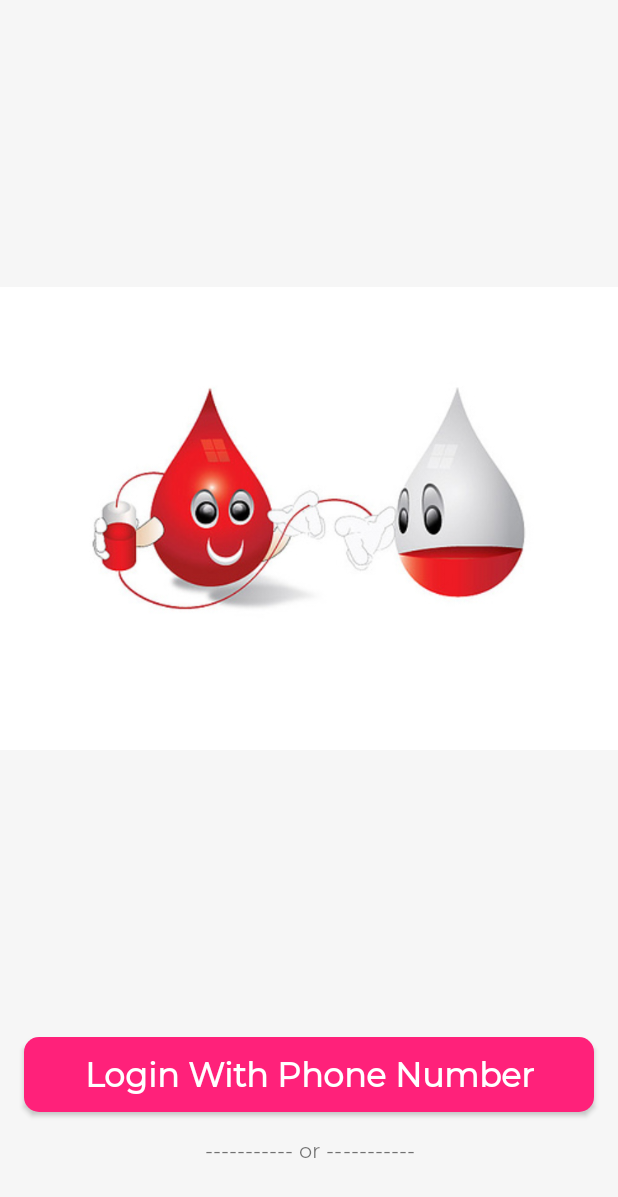
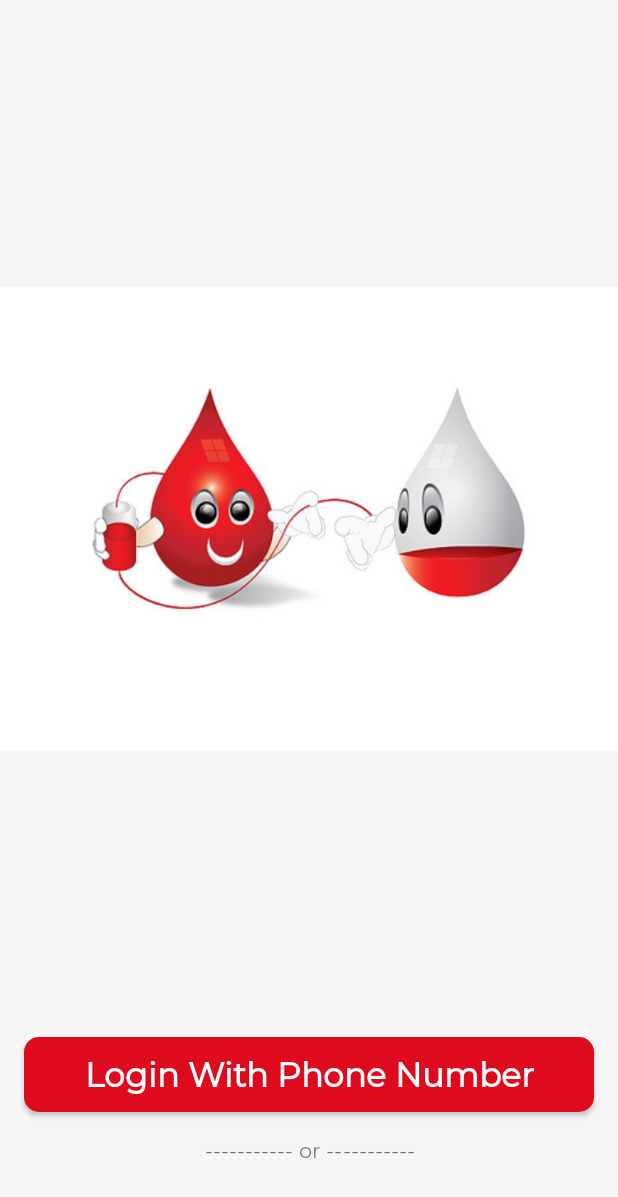
Before and after one commit to asim23663/Blood_Donation, an Android app: the MainActivity screen opened directly, with no data from a screen before it, on a phone screen of 412 x 824 dp. Shown: the top 1197 px of the screen. Run offline under Robolectric (Android 15) with nearby library versions, the phone set to English and light mode, and no system bars; our stand-ins replace Firebase (no records; nobody signed in at launch, a user with empty details on screens opened directly), sdp/ssp sizes; libraries missing offline, so code that uses them is left out: com.facebook, com.facebook.login, com.firebase.ui; plain views replace LoginButton; 5 statements that could not run were skipped.

Commit message:
Update Old code

```diff
--- a/app/src/main/res/values/colors.xml
+++ b/app/src/main/res/values/colors.xml
@@ -1,7 +1,7 @@
 <?xml version="1.0" encoding="utf-8"?>
 <resources>
-    <color name="colorPrimary">#FF217A</color>
-    <color name="colorPrimaryDark">#FF4D4D</color>
+    <color name="colorPrimary">#DE0A1E</color>
+    <color name="colorPrimaryDark">#EE848E</color>
     <color name="colorAccent">#ff2744</color>
     <color name="background">#F6F6F6</color>
     <color name="navigation">#030303</color>
--- a/build.gradle
+++ b/build.gradle
@@ -8,7 +8,7 @@ buildscript {
         mavenCentral()
     }
     dependencies {
-        classpath 'com.android.tools.build:gradle:4.0.1'
+        classpath 'com.android.tools.build:gradle:4.1.1'
 
 
 
```
Also changed, not shown: gradle/wrapper/gradle-wrapper.properties.
